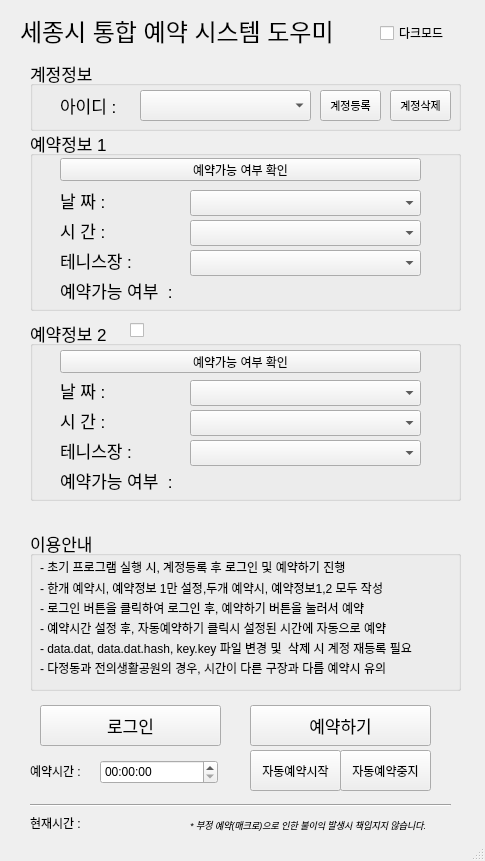
Above: tennisHelper.ui from dongqdev/tennisHelper before the change. Below: the same form after it.
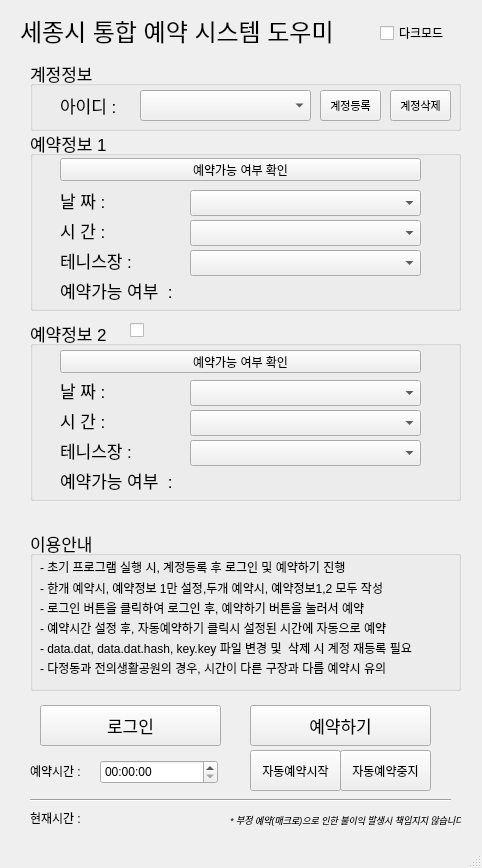
That is the form after the change.

The edit to the form file:
```diff
--- a/tennisHelper.ui
+++ b/tennisHelper.ui
@@ -9,8 +9,8 @@
    <rect>
     <x>0</x>
     <y>0</y>
-    <width>485</width>
-    <height>861</height>
+    <width>482</width>
+    <height>868</height>
    </rect>
   </property>
   <property name="windowTitle">
@@ -564,9 +564,9 @@
    <widget class="QLabel" name="coutionLbl">
     <property name="geometry">
      <rect>
-      <x>190</x>
-      <y>815</y>
-      <width>261</width>
+      <x>230</x>
+      <y>810</y>
+      <width>231</width>
       <height>20</height>
      </rect>
     </property>
@@ -587,7 +587,7 @@
     <property name="geometry">
      <rect>
       <x>30</x>
-      <y>795</y>
+      <y>790</y>
       <width>421</width>
       <height>20</height>
      </rect>
@@ -677,7 +677,7 @@
     <property name="geometry">
      <rect>
       <x>30</x>
-      <y>815</y>
+      <y>810</y>
       <width>131</width>
       <height>16</height>
      </rect>
```
